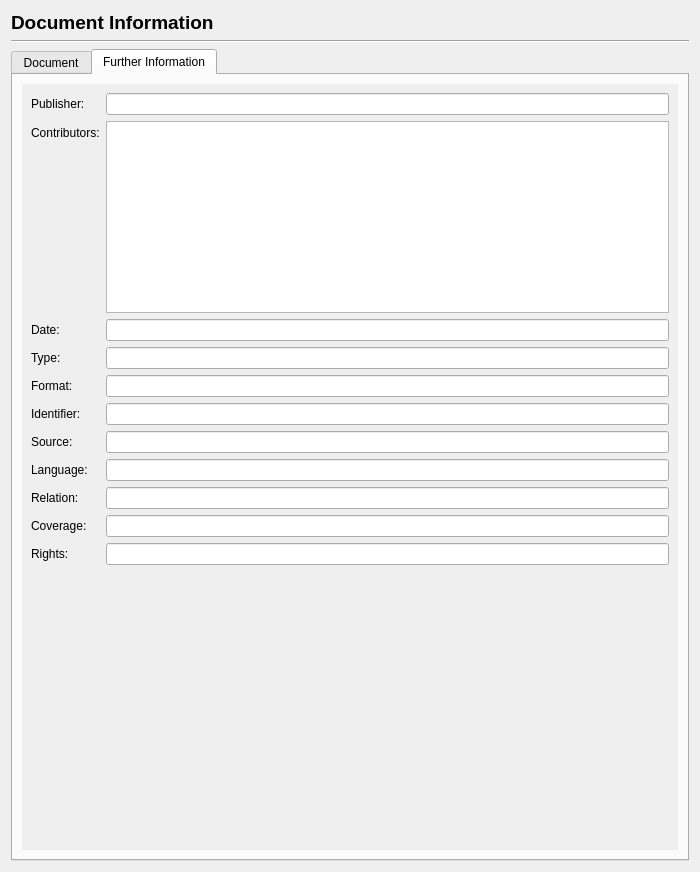
scribusproject/scribus, file scribus/ui/prefs_documentinformationbase.ui: the form before one commit.
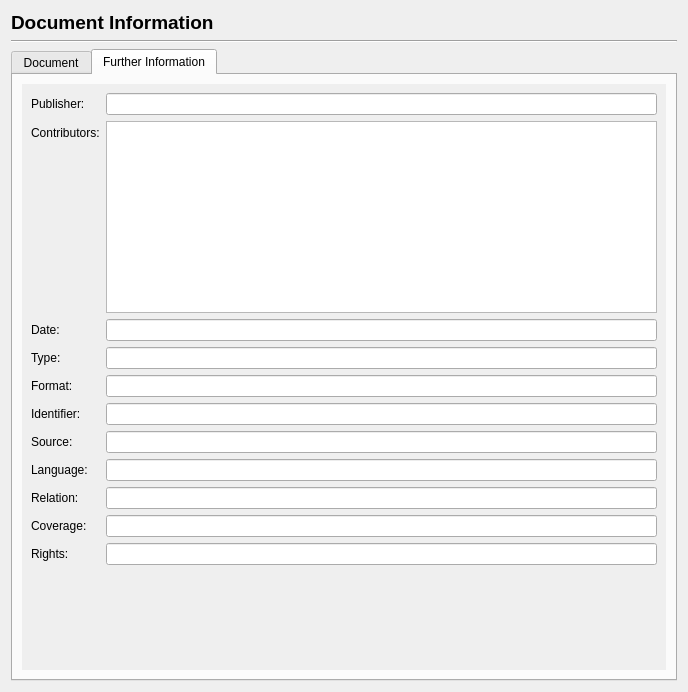
The form after the commit. The open tabs and pages were chosen to show the change.

Commit message: #13574: Updated code to commit this patch to align font sizes in prefs

The edit to the form file:
```diff
--- a/scribus/ui/prefs_documentinformationbase.ui
+++ b/scribus/ui/prefs_documentinformationbase.ui
@@ -6,8 +6,8 @@
    <rect>
     <x>0</x>
     <y>0</y>
-    <width>700</width>
-    <height>872</height>
+    <width>688</width>
+    <height>692</height>
    </rect>
   </property>
   <property name="windowTitle">
@@ -125,8 +125,8 @@
            <rect>
             <x>0</x>
             <y>0</y>
-            <width>630</width>
-            <height>747</height>
+            <width>618</width>
+            <height>567</height>
            </rect>
           </property>
           <layout class="QVBoxLayout" name="verticalLayout_2">
@@ -252,7 +252,7 @@
              <property name="sizeHint" stdset="0">
               <size>
                <width>20</width>
-               <height>192</height>
+               <height>20</height>
               </size>
              </property>
             </spacer>
```
The commit also changes 5 other files.
